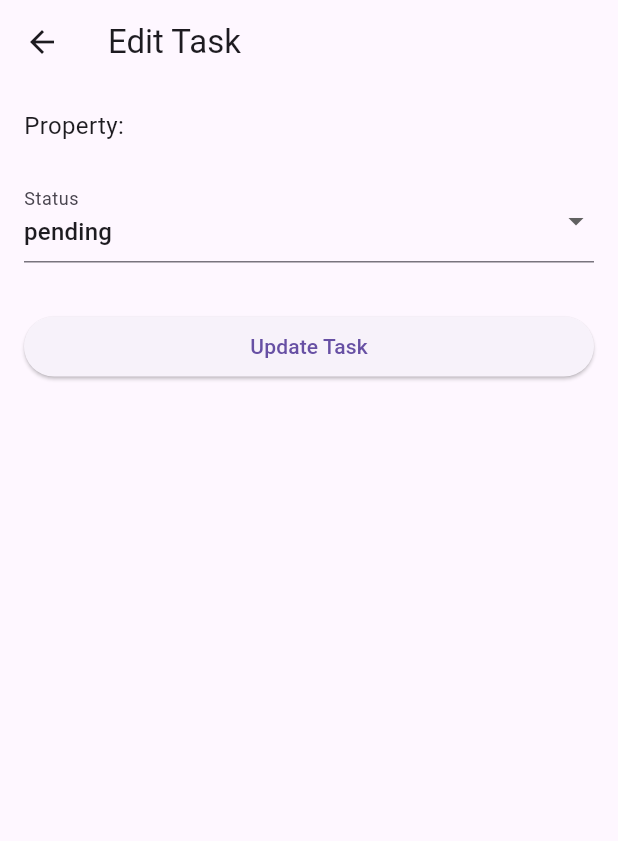
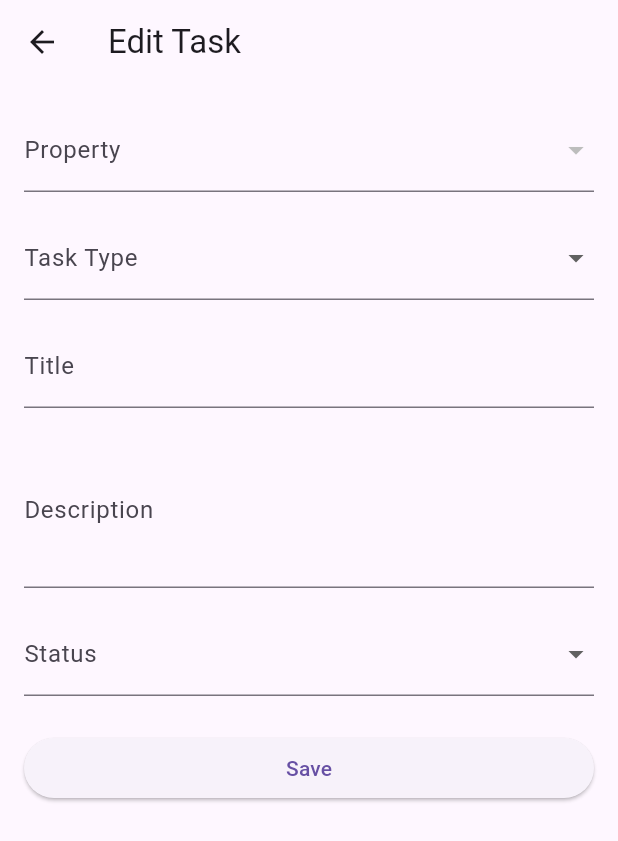
Before and after one commit to Lambert-Nguyen/aristay_app, a Flutter app: the TaskDetailScreen screen opened directly with empty values, after a tap on the "edit" icon, on a phone screen of 412 x 824 dp. Shown: the top 841 px of the screen. Run offline on Flutter 3.47's test engine with Material 3 defaults, Android fonts, the phone set to English and light mode, and no system bars; our stand-ins replace shared_preferences; accounts and stored records are empty; network calls fail.

Commit message:
Refactor task screens and API service for full CRUD
Enhanced task creation and editing screens to support all task fields, including property, type, title, description, and status. Updated task detail screen to allow editing and deletion. Refactored API service for consistent CRUD operations and improved error handling. Improved UI consistency and streamlined form logic across task-related screens.

```diff
--- a/aristay_flutter_frontend/lib/main.dart
+++ b/aristay_flutter_frontend/lib/main.dart
@@ -1,11 +1,11 @@
 import 'package:flutter/material.dart';
-import 'models/task.dart';
 import 'screens/login_screen.dart';
 import 'screens/home_screen.dart';
 import 'screens/task_list_screen.dart';
 import 'screens/task_form_screen.dart';
 import 'screens/edit_task_screen.dart';
 import 'screens/task_detail_screen.dart';
+import 'models/task.dart';
 
 void main() => runApp(const MyApp());
 
--- a/aristay_flutter_frontend/lib/models/property.dart
+++ b/aristay_flutter_frontend/lib/models/property.dart
@@ -1,9 +1,16 @@
 class Property {
   final int id;
   final String name;
-  Property({required this.id, required this.name});
-  factory Property.fromJson(Map<String, dynamic> json) => Property(
-        id: json['id'] as int,
-        name: json['name'] as String,
-      );
+
+  Property({
+    required this.id,
+    required this.name,
+  });
+
+  factory Property.fromJson(Map<String, dynamic> json) {
+    return Property(
+      id: json['id'] as int,
+      name: json['name'] as String,
+    );
+  }
 }
--- a/aristay_flutter_frontend/lib/screens/edit_task_screen.dart
+++ b/aristay_flutter_frontend/lib/screens/edit_task_screen.dart
@@ -1,108 +1,114 @@
-// lib/screens/edit_task_screen.dart
-
 import 'package:flutter/material.dart';
 import '../models/task.dart';
+import '../models/property.dart';
 import '../services/api_service.dart';
 
 class EditTaskScreen extends StatefulWidget {
   final Task task;
-
   const EditTaskScreen({Key? key, required this.task}) : super(key: key);
-
   @override
   State<EditTaskScreen> createState() => _EditTaskScreenState();
 }
 
 class _EditTaskScreenState extends State<EditTaskScreen> {
   final _formKey = GlobalKey<FormState>();
-  late String _status;
-  bool _isLoading = false;
-  String? _errorMessage;
-
-  final List<String> _allowedStatuses = [
-    'pending',
-    'in-progress',
-    'completed',
-    'canceled',
-  ];
+  List<Property> _properties = [];
+  Property? _selectedProperty;
+  late String _taskType, _status;
+  final _titleCtrl = TextEditingController();
+  final _descCtrl = TextEditingController();
+  bool _loading = false, _error = false;
 
   @override
   void initState() {
     super.initState();
-    // initialize dropdown to the task’s current status (default to 'pending')
-    _status = _allowedStatuses.contains(widget.task.status)
-        ? widget.task.status
-        : 'pending';
+    _taskType = widget.task.taskType;
+    _status = widget.task.status;
+    _titleCtrl.text = widget.task.title;
+    _descCtrl.text = widget.task.description;
+    ApiService()
+        .fetchProperties()
+        .then((l) {
+          _properties = l;
+          _selectedProperty = l.firstWhere((p) => p.id == widget.task.propertyId);
+          setState(() {});
+        })
+        .catchError((_) => setState(() => _error = true));
   }
 
-  Future<void> _updateTask() async {
-    if (!_formKey.currentState!.validate()) return;
-    setState(() {
-      _isLoading = true;
-      _errorMessage = null;
+  Future<void> _save() async {
+    if (!_formKey.currentState!.validate() || _selectedProperty == null) return;
+    setState(() => _loading = true);
+    final ok = await ApiService().updateTask(widget.task.id, {
+      'property': _selectedProperty!.id,
+      'task_type': _taskType,
+      'title': _titleCtrl.text,
+      'description': _descCtrl.text,
+      'status': _status,
     });
-
-    try {
-      final api = ApiService();
-      final success = await api.updateCleaningTask(
-        widget.task.id,
-        { 'status': _status },        // only send status
-      );
-      if (success) {
-        Navigator.pop(context, true);
-      } else {
-        setState(() => _errorMessage = 'Failed to update task.');
-      }
-    } catch (e) {
-      setState(() => _errorMessage = 'Error: $e');
-    } finally {
-      setState(() => _isLoading = false);
-    }
+    setState(() => _loading = false);
+    if (ok) Navigator.pop(context, true);
+    else ScaffoldMessenger.of(context).showSnackBar(
+        const SnackBar(content: Text('Update failed')));
   }
 
   @override
   Widget build(BuildContext context) {
+    if (_properties.isEmpty && !_error) {
+      return const Scaffold(body: Center(child: CircularProgressIndicator()));
+    }
+
     return Scaffold(
       appBar: AppBar(title: const Text('Edit Task')),
       body: Padding(
         padding: const EdgeInsets.all(16),
         child: Form(
           key: _formKey,
-          child: Column(
-            crossAxisAlignment: CrossAxisAlignment.stretch,
-            children: [
-              // Read-only display of the property name
-              Text(
-                'Property: ${widget.task.propertyName}',
-                style: const TextStyle(fontSize: 16),
-              ),
-              const SizedBox(height: 24),
-
-              // Status dropdown
-              DropdownButtonFormField<String>(
-                value: _status,
-                decoration: const InputDecoration(labelText: 'Status'),
-                items: _allowedStatuses
-                    .map((s) => DropdownMenuItem(value: s, child: Text(s)))
-                    .toList(),
-                onChanged: (v) => setState(() => _status = v ?? _status),
-                validator: (v) =>
-                    v == null || v.isEmpty ? 'Please select a status' : null,
-              ),
-              const SizedBox(height: 24),
-
-              if (_errorMessage != null)
-                Text(_errorMessage!, style: const TextStyle(color: Colors.red)),
-              const SizedBox(height: 8),
-
-              _isLoading
-                  ? const Center(child: CircularProgressIndicator())
-                  : ElevatedButton(
-                      onPressed: _updateTask,
-                      child: const Text('Update Task'),
-                    ),
-            ],
-          ),
+          child: ListView(children: [
+            DropdownButtonFormField<Property>(
+              decoration: const InputDecoration(labelText: 'Property'),
+              value: _selectedProperty,
+              items: _properties
+                  .map((p) => DropdownMenuItem(value: p, child: Text(p.name)))
+                  .toList(),
+              onChanged: (p) => setState(() => _selectedProperty = p),
+              validator: (p) => p == null ? 'Pick one' : null,
+            ),
+            const SizedBox(height: 16),
+            DropdownButtonFormField<String>(
+              decoration: const InputDecoration(labelText: 'Task Type'),
+              value: _taskType,
+              items: ['cleaning', 'maintenance']
+                  .map((t) => DropdownMenuItem(value: t, child: Text(t)))
+                  .toList(),
+              onChanged: (v) => setState(() => _taskType = v!),
+            ),
+            const SizedBox(height: 16),
+            TextFormField(
+              controller: _titleCtrl,
+              decoration: const InputDecoration(labelText: 'Title'),
+              validator: (v) => v!.isEmpty ? 'Required' : null,
+            ),
+            const SizedBox(height: 16),
+            TextFormField(
+              controller: _descCtrl,
+              decoration: const InputDecoration(labelText: 'Description'),
+              maxLines: 3,
+            ),
+            const SizedBox(height: 16),
+            DropdownButtonFormField<String>(
+              decoration: const InputDecoration(labelText: 'Status'),
+              value: _status,
+              items: ['pending', 'in-progress', 'completed', 'canceled']
+                  .map((s) => DropdownMenuItem(value: s, child: Text(s)))
+                  .toList(),
+              onChanged: (v) => setState(() => _status = v!),
+            ),
+            const SizedBox(height: 24),
+            _loading
+                ? const Center(child: CircularProgressIndicator())
+                : ElevatedButton(onPressed: _save, child: const Text('Save')),
+          ]),
         ),
       ),
     );
--- a/aristay_flutter_frontend/lib/screens/task_detail_screen.dart
+++ b/aristay_flutter_frontend/lib/screens/task_detail_screen.dart
@@ -1,79 +1,60 @@
 import 'package:flutter/material.dart';
-import 'package:shared_preferences/shared_preferences.dart';
 import '../models/task.dart';
+import '../services/api_service.dart';
 
-class TaskDetailScreen extends StatefulWidget {
-  final Task task;                  // <<— now accepts a Task
-  const TaskDetailScreen({super.key, required this.task});
+class TaskDetailScreen extends StatelessWidget {
+  final Task task;
+  const TaskDetailScreen({Key? key, required this.task}) : super(key: key);
 
   @override
-  State<TaskDetailScreen> createState() => _TaskDetailScreenState();
-}
-
-class _TaskDetailScreenState extends State<TaskDetailScreen> {
-  String? _user;
-  bool _canEdit = false;
-
-  @override
-  void initState() {
-    super.initState();
-    _initUser();
-  }
-
-  Future<void> _initUser() async {
-    final prefs = await SharedPreferences.getInstance();
-    final me = prefs.getString('username')?.trim().toLowerCase();
-    setState(() {
-      _user = me;
-      _canEdit = (widget.task.createdBy?.toLowerCase() == me);
-    });
-  }
-
-  @override
-  Widget build(BuildContext c) {
-    final t = widget.task;
+  Widget build(BuildContext context) {
     return Scaffold(
       appBar: AppBar(
         title: const Text('Task Details'),
         actions: [
-          if (_canEdit)
+          // Only show edit button if current user matches createdBy
           IconButton(
             icon: const Icon(Icons.edit),
             onPressed: () => Navigator.pushNamed(
-                c, '/edit-task',
-                arguments: t,
+              context,
+              '/edit-task',
+              arguments: task,
             ),
+          ),
+          IconButton(
+            icon: const Icon(Icons.delete),
+            onPressed: () async {
+              final ok = await ApiService().deleteTask(task.id);
+              if (ok) Navigator.popUntil(context, ModalRoute.withName('/tasks'));
+            },
           )
         ],
       ),
       body: Padding(
         padding: const EdgeInsets.all(16),
-        child: ListView(
-          children: [
-            Text('Task type: ${t.taskType}', style: const TextStyle(fontSize: 16)),
+        child: ListView(children: [
+          Text('Task Type: ${task.taskType}', style: const TextStyle(fontSize: 18)),
           const SizedBox(height: 8),
-            Text('Title: ${t.title}', style: const TextStyle(fontSize: 16)),
+          Text('Title: ${task.title}', style: const TextStyle(fontSize: 18)),
           const SizedBox(height: 8),
-            Text('Description: ${t.description}', style: const TextStyle(fontSize: 16)),
+          Text('Description: ${task.description}', style: const TextStyle(fontSize: 16)),
           const Divider(height: 32),
-            Text('Property: ${t.propertyName}', style: const TextStyle(fontSize: 16)),
+          Text('Property: ${task.propertyName}', style: const TextStyle(fontSize: 16)),
           const SizedBox(height: 8),
-            Text('Status: ${t.status}', style: const TextStyle(fontSize: 16)),
+          Text('Status: ${task.status}', style: const TextStyle(fontSize: 16)),
           const SizedBox(height: 8),
-            Text('Created by: ${t.createdBy ?? "unknown"}', style: const TextStyle(fontSize: 16)),
+          Text('Created by: ${task.createdBy}', style: const TextStyle(fontSize: 16)),
           const SizedBox(height: 8),
-            Text('Assigned to: ${t.assignedTo ?? "unassigned"}', style: const TextStyle(fontSize: 16)),
+          Text('Assigned to: ${task.assignedTo}', style: const TextStyle(fontSize: 16)),
           const SizedBox(height: 8),
-            Text('Modified by: ${t.modifiedBy ?? "-"}', style: const TextStyle(fontSize: 16)),
+          Text('Modified by: ${task.modifiedBy}', style: const TextStyle(fontSize: 16)),
           const Divider(height: 32),
           const Text('History:', style: TextStyle(fontSize: 18, fontWeight: FontWeight.bold)),
-            const SizedBox(height: 8),
-            if (t.history.isEmpty)
-              const Text('No history available')
-            else
-              ...t.history.map((h) => Text('• $h')).toList(),
-          ],
-        ),
+          ...task.history.map((h) => Padding(
+                padding: const EdgeInsets.symmetric(vertical: 4),
+                child: Text('• $h'),
+              )),
+        ]),
       ),
     );
   }
```
Also changed, not shown: aristay_flutter_frontend/lib/screens/home_screen.dart (+6 -7 lines), aristay_flutter_frontend/lib/screens/task_form_screen.dart (+63 -97 lines), aristay_flutter_frontend/lib/screens/task_list_screen.dart (+11 -21 lines), aristay_flutter_frontend/lib/services/api_service.dart (+49 -68 lines). Lines whose indentation alone changed are shown as unchanged.
